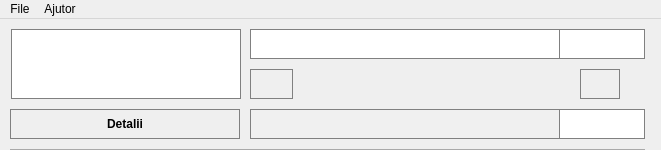
First picture: the form in converter/converter.ui, repository Asasinovici/UniConverter, before the edit.
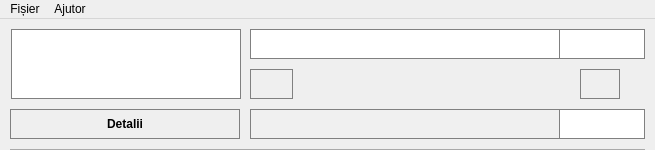
Second picture: the form after the edit. Icons and pictures are not drawn.

The edit to the form file:
```diff
--- a/converter/converter.ui
+++ b/converter/converter.ui
@@ -6,7 +6,7 @@
    <rect>
     <x>0</x>
     <y>0</y>
-    <width>661</width>
+    <width>655</width>
     <height>150</height>
    </rect>
   </property>
@@ -18,13 +18,13 @@
   </property>
   <property name="minimumSize">
    <size>
-    <width>661</width>
+    <width>655</width>
     <height>150</height>
    </size>
   </property>
   <property name="maximumSize">
    <size>
-    <width>661</width>
+    <width>658</width>
     <height>16777215</height>
    </size>
   </property>
@@ -762,13 +762,13 @@
     <rect>
      <x>0</x>
      <y>0</y>
-     <width>661</width>
+     <width>655</width>
      <height>21</height>
     </rect>
    </property>
    <widget class="QMenu" name="menuFile">
     <property name="title">
-     <string>File</string>
+     <string>Fișier</string>
     </property>
     <addaction name="actionExit"/>
    </widget>
```
Left out of the diff: 62 changed lines with no effect on the pictures.
